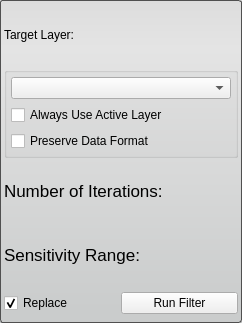
SCIInstitute/Seg3D, file src/Interface/ToolInterface/CurvatureAnisotropicDiffusionFilterInterface.ui: the form before one commit.
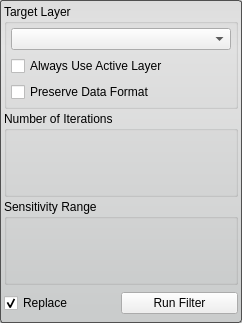
The form after the commit.

Commit message: adding the first nrrd based filter and cleaning up the UIs of various filters

Patch:
```diff
--- a/src/Interface/ToolInterface/CurvatureAnisotropicDiffusionFilterInterface.ui
+++ b/src/Interface/ToolInterface/CurvatureAnisotropicDiffusionFilterInterface.ui
@@ -45,28 +45,12 @@
    <property name="margin">
     <number>4</number>
    </property>
-   <item>
-    <layout class="QHBoxLayout" name="horizontalLayout_4">
-     <item>
-      <widget class="QLabel" name="label">
-       <property name="text">
-        <string>Target Layer:</string>
-       </property>
-      </widget>
-     </item>
-    </layout>
-   </item>
    <item>
     <layout class="QHBoxLayout" name="horizontalLayout_6">
      <item>
       <widget class="QGroupBox" name="target_groupbox_">
-       <property name="font">
-        <font>
-         <pointsize>10</pointsize>
-        </font>
-       </property>
        <property name="title">
-        <string/>
+        <string>Target Layer</string>
        </property>
        <layout class="QVBoxLayout" name="verticalLayout_4">
         <property name="margin">
@@ -97,15 +81,18 @@
    <item>
     <layout class="QHBoxLayout" name="iterationsHLayout_top">
      <item>
-      <widget class="QLabel" name="iterationsLabel">
-       <property name="font">
-        <font>
-         <pointsize>13</pointsize>
-        </font>
+      <widget class="QGroupBox" name="groupBox">
+       <property name="title">
+        <string>Number of Iterations</string>
        </property>
-       <property name="text">
-        <string>Number of Iterations:</string>
-       </property>
+       <layout class="QHBoxLayout" name="horizontalLayout_2">
+        <property name="margin">
+         <number>4</number>
+        </property>
+        <item>
+         <layout class="QHBoxLayout" name="iterationsHLayout_bottom"/>
+        </item>
+       </layout>
       </widget>
      </item>
     </layout>
@@ -116,15 +103,18 @@
    <item>
     <layout class="QHBoxLayout" name="sensitivityHLayout">
      <item>
-      <widget class="QLabel" name="sensitivityLabel">
-       <property name="font">
-        <font>
-         <pointsize>13</pointsize>
-        </font>
+      <widget class="QGroupBox" name="groupBox_2">
+       <property name="title">
+        <string>Sensitivity Range</string>
        </property>
-       <property name="text">
-        <string>Sensitivity Range:</string>
-       </property>
+       <layout class="QHBoxLayout" name="horizontalLayout_3">
+        <property name="margin">
+         <number>4</number>
+        </property>
+        <item>
+         <layout class="QHBoxLayout" name="sensitivityHLayout_bottom"/>
+        </item>
+       </layout>
       </widget>
      </item>
     </layout>
```
Left out of the diff: 6 changed lines with no effect on the pictures. The commit also changes 34 other files.
